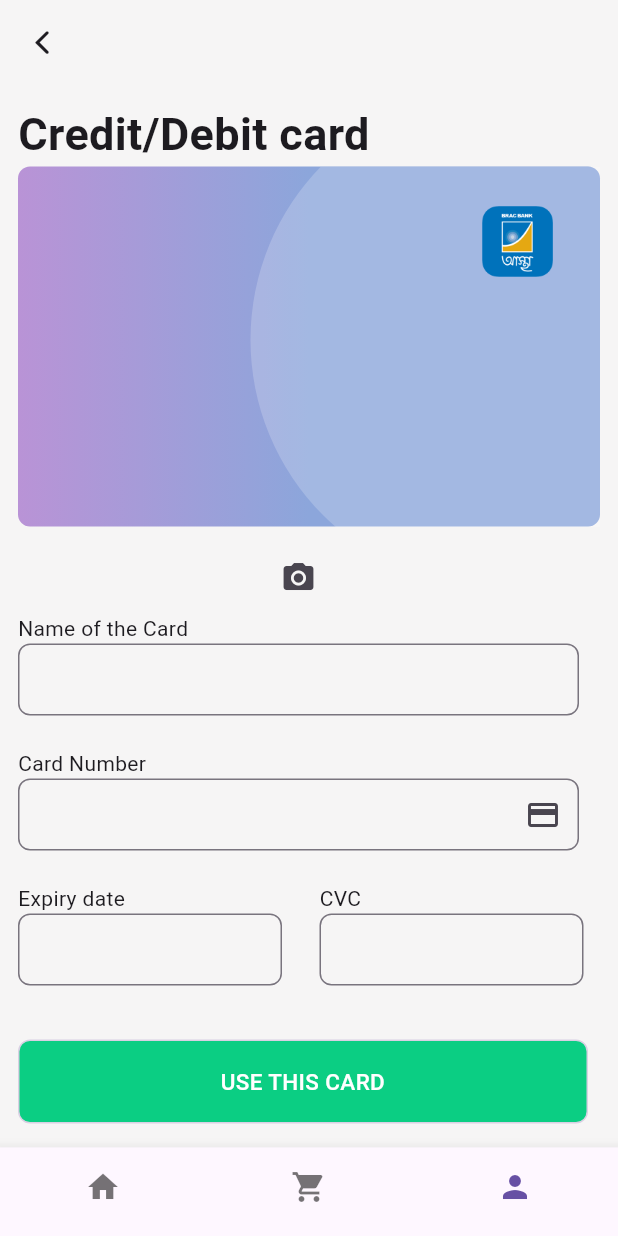
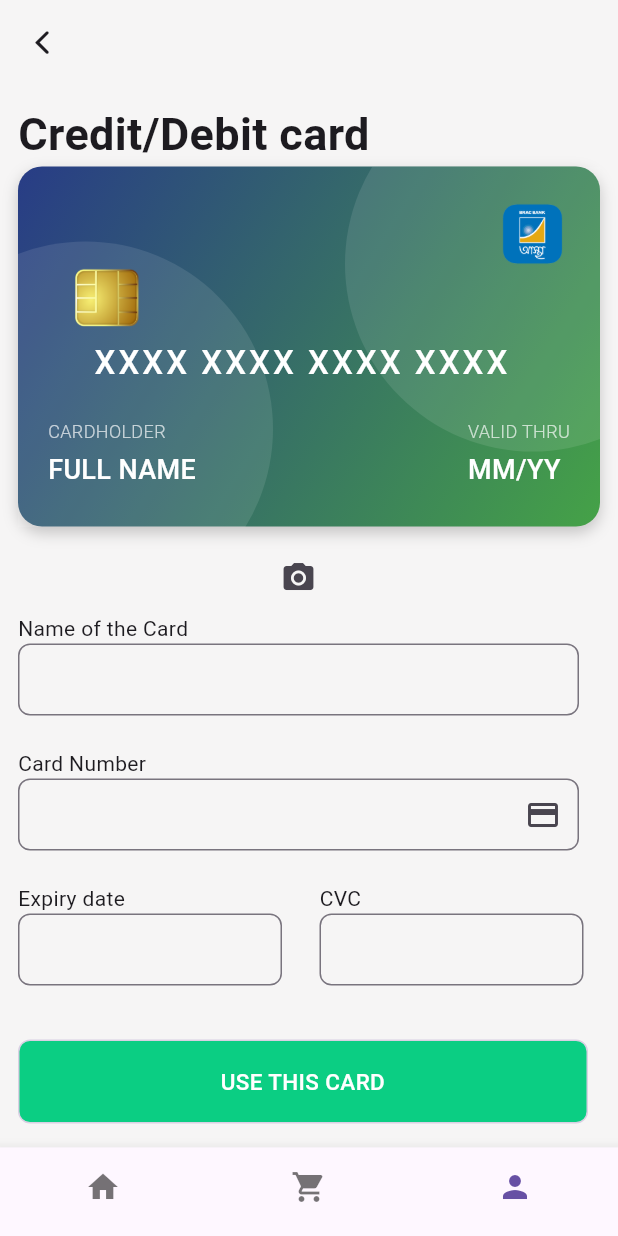
Before and after one commit to tanjilalom/Food-Delivery, a Flutter app: the screen it shows after launch, item 3 of the bottom bar chosen, on a phone screen of 412 x 824 dp. Run offline on Flutter 3.47's test engine with Material 3 defaults, Android fonts, the phone set to English and light mode, and no system bars; our stand-ins replace get.

Commit message:
design updated

```diff
--- a/lib/model/delivery_model.dart
+++ b/lib/model/delivery_model.dart
@@ -11,7 +11,16 @@ class delivarymodel {
 }
 
 List<delivarymodel> delivery = [
-  delivarymodel(icon: Icon(Icons.directions_walk), text: "I'll pick it up myself",),
-  delivarymodel(icon: Icon(Icons.directions_bike), text: 'By Courier',),
-  delivarymodel(icon: Icon(Icons.airplanemode_active), text: 'By Plane',),
+  delivarymodel(
+    icon: const Icon(Icons.directions_walk),
+    text: "I'll pick it up myself",
+  ),
+  delivarymodel(
+    icon: const Icon(Icons.directions_bike),
+    text: 'By Courier',
+  ),
+  delivarymodel(
+    icon: const Icon(Icons.airplanemode_active),
+    text: 'By Plane',
+  ),
 ];
--- a/lib/widget/creditcard.dart
+++ b/lib/widget/creditcard.dart
@@ -1,4 +1,3 @@
-import 'package:food_delivery_app/widget/textfield_widget.dart';
 import 'package:flutter/material.dart';
 
 class CreditCard extends StatefulWidget {
@@ -8,9 +7,9 @@ class CreditCard extends StatefulWidget {
     required this.carddate,
   });
 
-  String cardnum;
-  String cardname;
-  String carddate;
+  final String cardnum;
+  final String cardname;
+  final String carddate;
 
   @override
   State<CreditCard> createState() => _CreditCardState();
@@ -23,81 +22,140 @@ class _CreditCardState extends State<CreditCard> {
       width: MediaQuery.sizeOf(context).width,
       height: 240,
       decoration: BoxDecoration(
-        borderRadius: BorderRadius.circular(8),
+        borderRadius: BorderRadius.circular(16),
         gradient: LinearGradient(
-          begin: Alignment.centerLeft,
-          end: Alignment.center,
+          begin: Alignment.topLeft,
+          end: Alignment.bottomRight,
           colors: [
-            Color(0xffb993d6),
-            Color(0xff8ca6db),
+            Color(0xff283c86),
+            Color(0xff45a247),
           ],
         ),
+        boxShadow: [
+          BoxShadow(
+            color: Colors.black.withOpacity(0.2),
+            blurRadius: 8,
+            offset: Offset(0, 4),
+          ),
+        ],
       ),
       child: Stack(
-        //clipBehavior: Clip.none,
         children: [
+          // Background circular decoration
           Positioned(
-            top: -50,
-            right: -100,
+            top: -60,
+            right: -80,
             child: Container(
-              height: 331,
-              width: 335,
+              height: 250,
+              width: 250,
               decoration: BoxDecoration(
-                color: Colors.white.withOpacity(0.2),
+                color: Colors.white.withOpacity(0.1),
+                shape: BoxShape.circle,
+              ),
+            ),
+          ),
+          Positioned(
+            bottom: -60,
+            left: -80,
+            child: Container(
+              height: 250,
+              width: 250,
+              decoration: BoxDecoration(
+                color: Colors.white.withOpacity(0.1),
                 shape: BoxShape.circle,
               ),
             ),
           ),
 
+          // Bank logo
           Positioned(
             top: 20,
-            right: 25,
+            right: 20,
             child: Image.asset(
               'assets/bank_logo.png',
-              height: 60,
+              height: 50,
               alignment: Alignment.topRight,
             ),
           ),
 
+          // Chip icon
           Positioned(
-            top: 100,
-            left: 50,
-            child: Text(
-              //'XXXX XXXX XXXX XXXX'
-              widget.cardnum,
-              style: TextStyle(
-                fontSize: 26,
-                fontWeight: FontWeight.w400,
-                color: Colors.white,
-              ),
+            top: 60,
+            left: 30,
+            child: Image.asset(
+              'assets/chip.png', // Add a chip image in assets
+              height: 55,
             ),
           ),
 
+          // Card number
           Positioned(
-            left: 25,
-            bottom: 35,
+            top: 115,
+            left: 50,
             child: Text(
-              //'Name Of The card',
-              widget.cardname,
+              widget.cardnum.isEmpty ? 'XXXX XXXX XXXX XXXX' : widget.cardnum,
               style: TextStyle(
-                fontSize: 20,
+                fontSize: 22,
+                letterSpacing: 2,
                 fontWeight: FontWeight.w500,
                 color: Colors.white,
               ),
             ),
           ),
 
+          // Cardholder name
           Positioned(
-            right: 25,
-            bottom: 35,
-            child: Text(
-              //'12/23',
-              widget.carddate,
-              style: TextStyle(
-                fontSize: 20,
-                fontWeight: FontWeight.w500,
-                color: Colors.white,
-              ),
+            bottom: 25,
+            left: 20,
+            child: Column(
+              crossAxisAlignment: CrossAxisAlignment.start,
+              children: [
+                Text(
+                  'CARDHOLDER',
+                  style: TextStyle(
+                    fontSize: 12,
+                    fontWeight: FontWeight.w300,
+                    color: Colors.white.withOpacity(0.7),
+                  ),
+                ),
+                SizedBox(height: 4),
+                Text(
+                  widget.cardname.isEmpty ? 'FULL NAME' : widget.cardname,
+                  style: TextStyle(
+                    fontSize: 18,
+                    fontWeight: FontWeight.w500,
+                    color: Colors.white,
+                  ),
+                ),
+              ],
+            ),
+          ),
+
+          // Expiry date
+          Positioned(
+            bottom: 25,
+            right: 20,
+            child: Column(
+              crossAxisAlignment: CrossAxisAlignment.start,
+              children: [
+                Text(
+                  'VALID THRU',
+                  style: TextStyle(
+                    fontSize: 12,
+                    fontWeight: FontWeight.w300,
+                    color: Colors.white.withOpacity(0.7),
+                  ),
+                ),
+                SizedBox(height: 4),
+                Text(
+                  widget.carddate.isEmpty ? 'MM/YY' : widget.carddate,
+                  style: TextStyle(
+                    fontSize: 18,
+                    fontWeight: FontWeight.w500,
+                    color: Colors.white,
+                  ),
+                ),
+              ],
             ),
           ),
         ],
```
